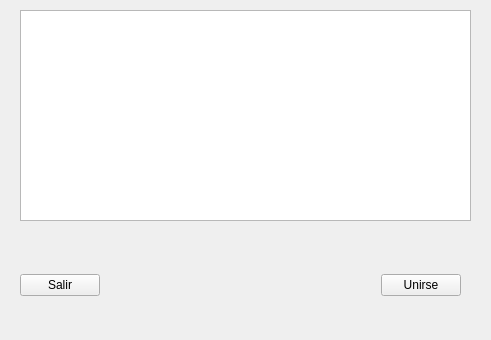
First picture: the form in Client/ui/ui/buscarpartida.ui, repository AbrahamOsco/Worms-Taller-1, before the edit.
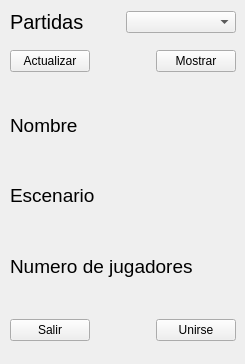
Second picture: the form after the edit.

Commit message: agrego ventana de buscar partida

The edit to the form file:
```diff
--- a/Client/ui/ui/buscarpartida.ui
+++ b/Client/ui/ui/buscarpartida.ui
@@ -6,8 +6,8 @@
    <rect>
     <x>0</x>
     <y>0</y>
-    <width>491</width>
-    <height>340</height>
+    <width>245</width>
+    <height>364</height>
    </rect>
   </property>
   <property name="windowTitle">
@@ -16,12 +16,151 @@
   <widget class="QWidget" name="horizontalLayoutWidget">
    <property name="geometry">
     <rect>
-     <x>20</x>
-     <y>260</y>
-     <width>441</width>
-     <height>51</height>
+     <x>10</x>
+     <y>10</y>
+     <width>226</width>
+     <height>331</height>
     </rect>
    </property>
+   <layout class="QVBoxLayout" name="verticalLayout">
+    <item>
+     <layout class="QHBoxLayout" name="horizontalLayout_3">
+      <item>
+       <widget class="QLabel" name="labelPartida">
+        <property name="font">
+         <font>
+          <pointsize>15</pointsize>
+         </font>
+        </property>
+        <property name="text">
+         <string>Partidas</string>
+        </property>
+       </widget>
+      </item>
+      <item>
+       <widget class="QComboBox" name="comboBox"/>
+      </item>
+     </layout>
+    </item>
+    <item>
+     <spacer name="verticalSpacer">
+      <property name="orientation">
+       <enum>Qt::Vertical</enum>
+      </property>
+      <property name="sizeType">
+       <enum>QSizePolicy::Fixed</enum>
+      </property>
+      <property name="sizeHint" stdset="0">
+       <size>
+        <width>20</width>
+        <height>10</height>
+       </size>
+      </property>
+     </spacer>
+    </item>
+    <item>
+     <layout class="QHBoxLayout" name="horizontalLayout_2">
+      <item>
+       <widget class="QPushButton" name="pushButton_3">
+        <property name="text">
+         <string>Actualizar</string>
+        </property>
+       </widget>
+      </item>
+      <item>
+       <spacer name="horizontalSpacer_2">
+        <property name="orientation">
+         <enum>Qt::Horizontal</enum>
+        </property>
+        <property name="sizeType">
+         <enum>QSizePolicy::Expanding</enum>
+        </property>
+        <property name="sizeHint" stdset="0">
+         <size>
+          <width>40</width>
+          <height>20</height>
+         </size>
+        </property>
+       </spacer>
+      </item>
+      <item>
+       <widget class="QPushButton" name="buttonMostrar">
+        <property name="text">
+         <string>Mostrar</string>
+        </property>
+       </widget>
+      </item>
+     </layout>
+    </item>
+    <item>
+     <spacer name="verticalSpacer_2">
+      <property name="orientation">
+       <enum>Qt::Vertical</enum>
+      </property>
+      <property name="sizeType">
+       <enum>QSizePolicy::Fixed</enum>
+      </property>
+      <property name="sizeHint" stdset="0">
+       <size>
+        <width>20</width>
+        <height>15</height>
+       </size>
+      </property>
+     </spacer>
+    </item>
+    <item>
+     <widget class="QLabel" name="labelNombre">
+      <property name="font">
+       <font>
+        <pointsize>14</pointsize>
+       </font>
+      </property>
+      <property name="text">
+       <string>Nombre</string>
+      </property>
+     </widget>
+    </item>
+    <item>
+     <widget class="QLabel" name="labelEscenario">
+      <property name="font">
+       <font>
+        <pointsize>14</pointsize>
+       </font>
+      </property>
+      <property name="text">
+       <string>Escenario</string>
+      </property>
+     </widget>
+    </item>
+    <item>
+     <widget class="QLabel" name="labelNum">
+      <property name="font">
+       <font>
+        <pointsize>14</pointsize>
+       </font>
+      </property>
+      <property name="text">
+       <string>Numero de jugadores</string>
+      </property>
+     </widget>
+    </item>
+    <item>
+     <spacer name="verticalSpacer_3">
+      <property name="orientation">
+       <enum>Qt::Vertical</enum>
+      </property>
+      <property name="sizeType">
+       <enum>QSizePolicy::Fixed</enum>
+      </property>
+      <property name="sizeHint" stdset="0">
+       <size>
+        <width>20</width>
+        <height>15</height>
+       </size>
+      </property>
+     </spacer>
+    </item>
+    <item>
    <layout class="QHBoxLayout" name="horizontalLayout">
     <item>
      <widget class="QPushButton" name="pushButton_2">
@@ -54,16 +193,8 @@
      </widget>
     </item>
    </layout>
-  </widget>
-  <widget class="QListWidget" name="listPartidas">
-   <property name="geometry">
-    <rect>
-     <x>20</x>
-     <y>10</y>
-     <width>451</width>
-     <height>211</height>
-    </rect>
-   </property>
+    </item>
+   </layout>
   </widget>
  </widget>
  <resources/>
```
Left out of the diff: 10 changed lines with no effect on the pictures. Lines whose indentation alone changed are shown as unchanged. The commit also changes 3 other files.
